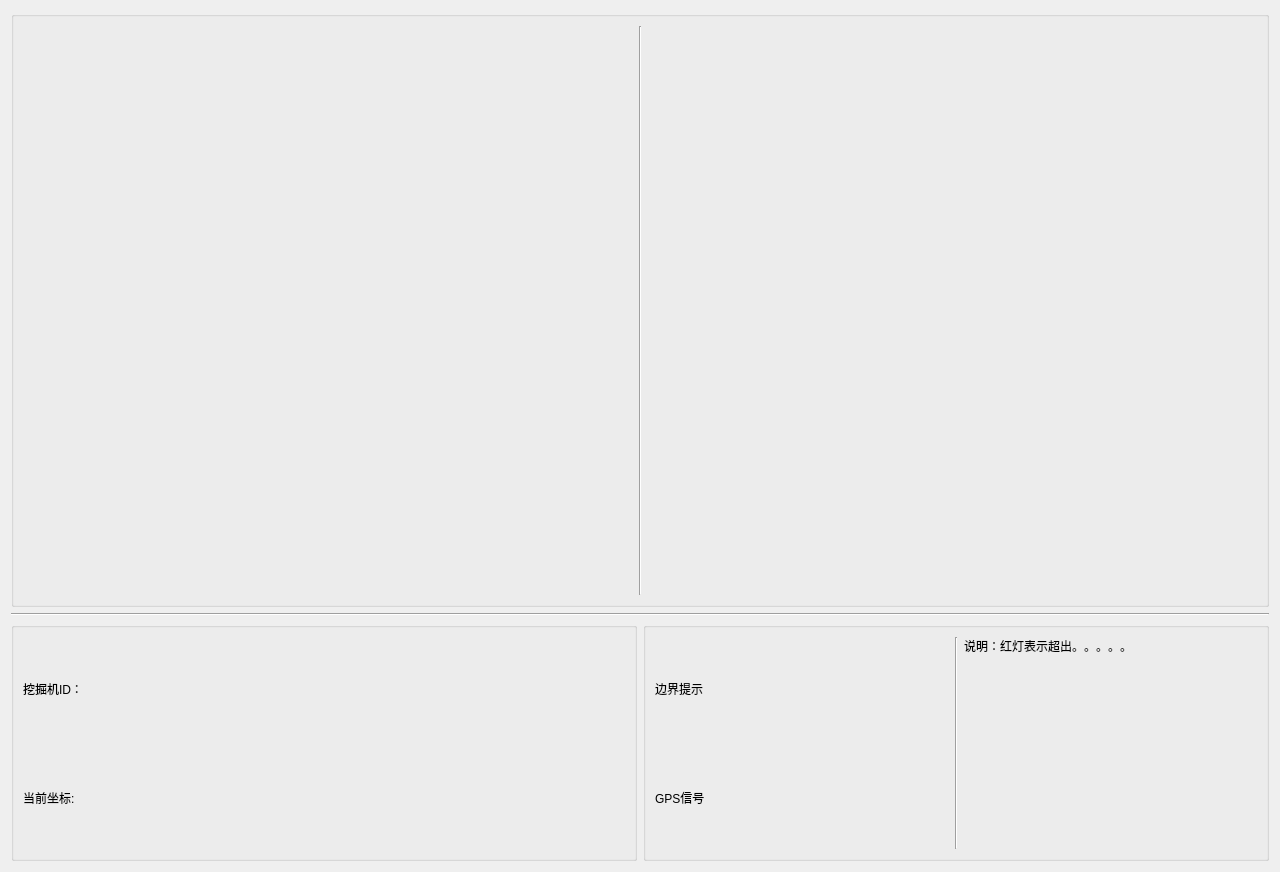
huai-github/digger_5.0, file digger_ui.ui: the form before one commit.
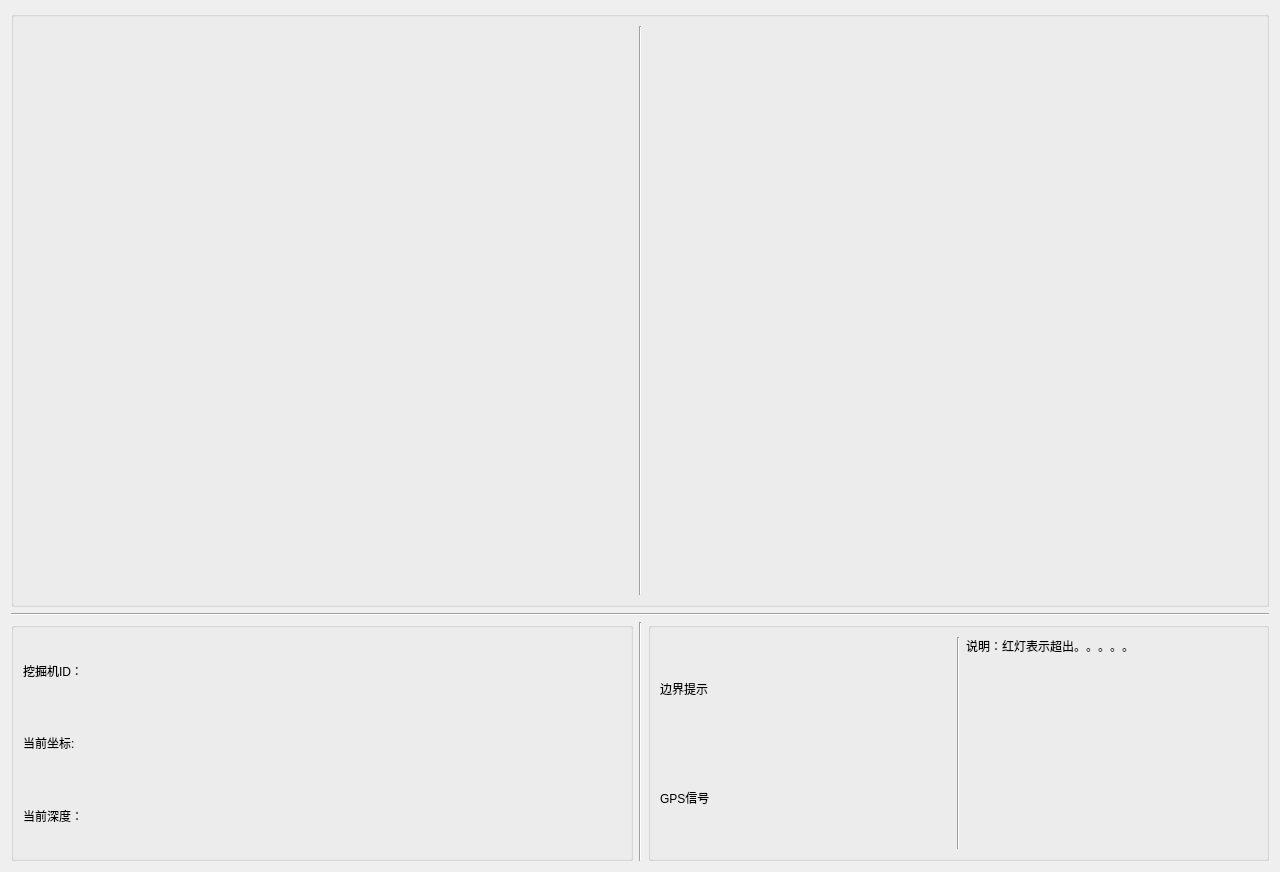
The form after the commit.

Commit message: 优化界面

Diff of the .ui file:
```diff
--- a/digger_ui.ui
+++ b/digger_ui.ui
@@ -62,7 +62,7 @@
     </widget>
    </item>
    <item>
-    <layout class="QHBoxLayout" name="horizontalLayout_9" stretch="5,5">
+    <layout class="QHBoxLayout" name="horizontalLayout_9" stretch="5,0,5">
      <item>
       <widget class="QGroupBox" name="groupBox_2">
        <property name="title">
@@ -136,7 +136,46 @@
           <item>
            <widget class="QLabel" name="nowXY">
             <property name="styleSheet">
-             <string notr="true">font: 14pt &quot;AcadEref&quot;;</string>
+             <string notr="true">
+font: 12pt &quot;Consolas&quot;;</string>
+            </property>
+            <property name="text">
+             <string/>
+            </property>
+           </widget>
+          </item>
+         </layout>
+        </item>
+        <item>
+         <layout class="QHBoxLayout" name="horizontalLayout_7" stretch="10,1,30">
+          <item>
+           <widget class="QLabel" name="now_deep_label">
+            <property name="styleSheet">
+             <string notr="true">font: 75 9pt &quot;微软雅黑&quot;;
+font: 14pt &quot;微软雅黑&quot;;</string>
+            </property>
+            <property name="text">
+             <string>当前深度：</string>
+            </property>
+           </widget>
+          </item>
+          <item>
+           <spacer name="horizontalSpacer_5">
+            <property name="orientation">
+             <enum>Qt::Horizontal</enum>
+            </property>
+            <property name="sizeHint" stdset="0">
+             <size>
+              <width>40</width>
+              <height>20</height>
+             </size>
+            </property>
+           </spacer>
+          </item>
+          <item>
+           <widget class="QLabel" name="now_deep">
+            <property name="styleSheet">
+             <string notr="true">font: 12pt &quot;Consolas&quot;;</string>
             </property>
             <property name="text">
              <string/>
@@ -148,6 +187,13 @@
        </layout>
       </widget>
      </item>
+     <item>
+      <widget class="Line" name="line_4">
+       <property name="orientation">
+        <enum>Qt::Vertical</enum>
+       </property>
+      </widget>
+     </item>
      <item>
       <widget class="QGroupBox" name="groupBox_3">
        <property name="title">
```
Left out of the diff: 2 changed lines with no effect on the pictures. The commit also changes 4 other files.
